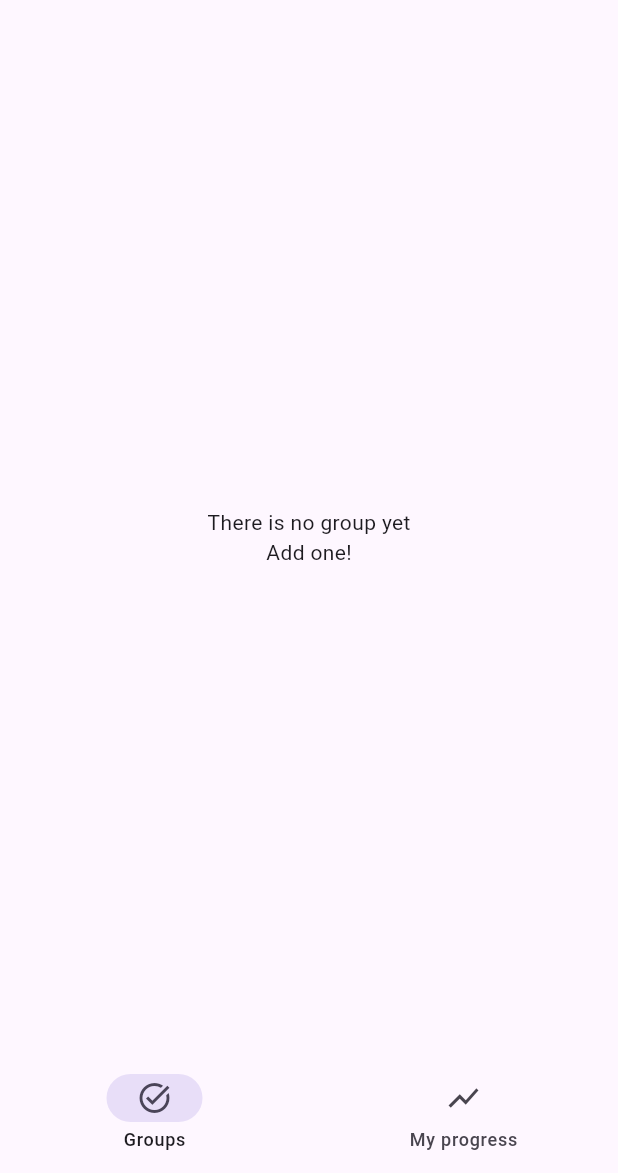
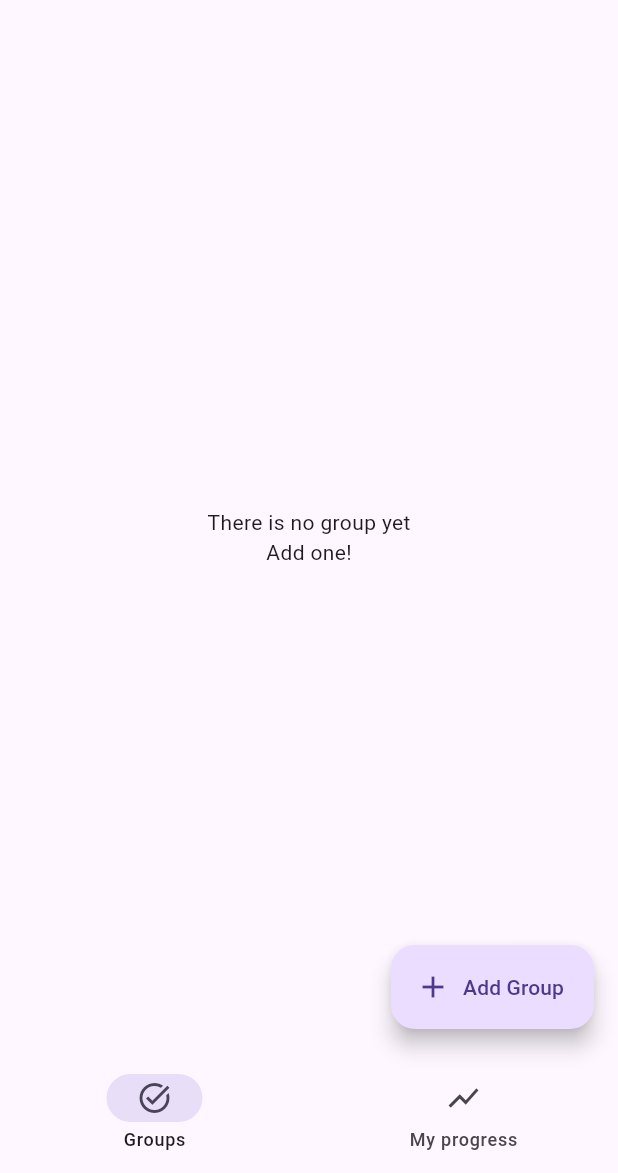
Before and after one commit to murilomonte/organize, a Flutter app: the screen it shows after launch, on a phone screen of 412 x 824 dp, the part 63-1236 px from its top. Run offline on Flutter 3.47's test engine with Material 3 defaults, Android fonts, the phone set to English and light mode, and no system bars; our stand-ins replace drift, drift_flutter; accounts and stored records are empty; generated files the repository leaves out were written again.

Commit message:
refactor: UI consistency

```diff
--- a/lib/src/views/base/base_view.dart
+++ b/lib/src/views/base/base_view.dart
@@ -68,7 +68,7 @@ class BaseView extends StatelessWidget {
           ),
           SliverToBoxAdapter(
             child: Padding(
-              padding: const EdgeInsets.symmetric(horizontal: 20),
+              padding: EdgeInsetsGeometry.symmetric(horizontal: 15),
               child: Column(
                 crossAxisAlignment: CrossAxisAlignment.start,
                 children: [
--- a/lib/src/views/home/home_screen.dart
+++ b/lib/src/views/home/home_screen.dart
@@ -2,6 +2,7 @@ import 'package:flutter/material.dart';
 import 'package:organize/src/_core/widgets/organize_item_tile.dart';
 import 'package:organize/src/models/group_model.dart';
 import 'package:organize/src/view_models/group_view_model.dart';
+import 'package:organize/src/views/group/group_form_view.dart';
 import 'package:provider/provider.dart';
 
 class HomeScreen extends StatefulWidget {
@@ -31,7 +32,7 @@ class _HomeScreenState extends State<HomeScreen> {
     return Scaffold(
       appBar: AppBar(title: Text('Organize')),
       body: Padding(
-        padding: const EdgeInsets.all(8.0),
+        padding: EdgeInsetsGeometry.symmetric(horizontal: 15),
         child: Center(
           child: Consumer<GroupViewModel>(
             builder: (context, value, child) {
@@ -74,6 +75,16 @@ class _HomeScreenState extends State<HomeScreen> {
           ),
         ),
       ),
+      floatingActionButton: FloatingActionButton.extended(
+        onPressed: () {
+          Navigator.push(
+            context,
+            MaterialPageRoute(builder: (context) => GroupFormView()),
+          );
+        },
+        label: Text('Add Group'),
+        icon: Icon(Icons.add),
+      ),
     );
   }
 }
```
Also changed, not shown: lib/src/_core/widgets/organize_item_tile.dart (+8 -1 lines).
